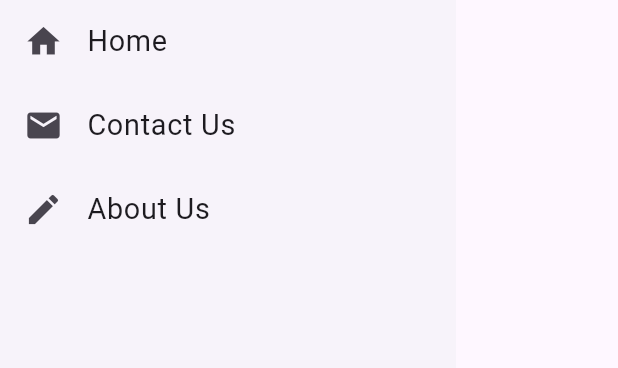
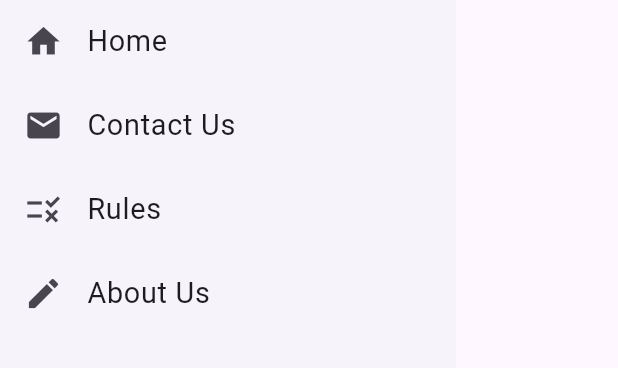
Before and after one commit to Narukarudra09/project, a Flutter app: the Drawers widget shown alone on an empty page, opened directly, on a phone screen of 412 x 824 dp, the part 242-610 px from its top. Run offline on Flutter 3.47's test engine with Material 3 defaults, Android fonts, the phone set to English and light mode, and no system bars; our stand-ins replace carousel_slider.

Commit message:
added rules

```diff
--- a/lib/component/drawer.dart
+++ b/lib/component/drawer.dart
@@ -1,6 +1,7 @@
 import 'package:flutter/material.dart';
 import 'package:projects/page/contact-us.dart';
 import 'package:projects/page/home.dart';
+import 'package:projects/page/rules.dart';
 
 import '../page/about.dart';
 
@@ -81,6 +82,27 @@ class Drawers extends StatelessWidget {
                 Navigator.push(
                   context,
                   MaterialPageRoute(
+                    builder: (context) => const Rules(),
+                  ),
+                );
+              },
+              child: const ListTile(
+                leading: Icon(
+                  Icons.rule,
+                  size: 26,
+                ),
+                title: Text(
+                  "Rules",
+                  textScaler: TextScaler.linear(1.2),
+                  textAlign: TextAlign.justify,
+                ),
+              ),
+            ),
+            InkWell(
+              onTap: () {
+                Navigator.push(
+                  context,
+                  MaterialPageRoute(
                     builder: (context) => const About(),
                   ),
                 );
--- /dev/null
+++ b/lib/page/rules.dart
@@ -0,0 +1,20 @@
+import 'package:flutter/material.dart';
+import 'package:projects/component/appbar.dart';
+import 'package:projects/component/drawer.dart';
+
+class Rules extends StatefulWidget {
+  const Rules({super.key});
+
+  @override
+  State<Rules> createState() => _RulesState();
+}
+
+class _RulesState extends State<Rules> {
+  @override
+  Widget build(BuildContext context) {
+    return Scaffold(
+      appBar: CustomAppbar(),
+      endDrawer: Drawers(),
+    );
+  }
+}
```
